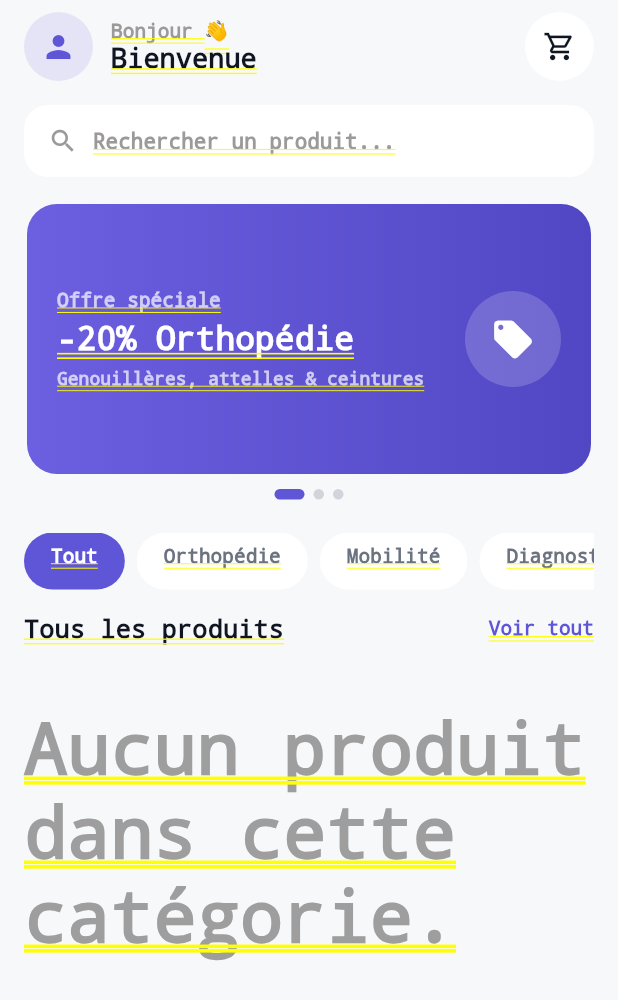
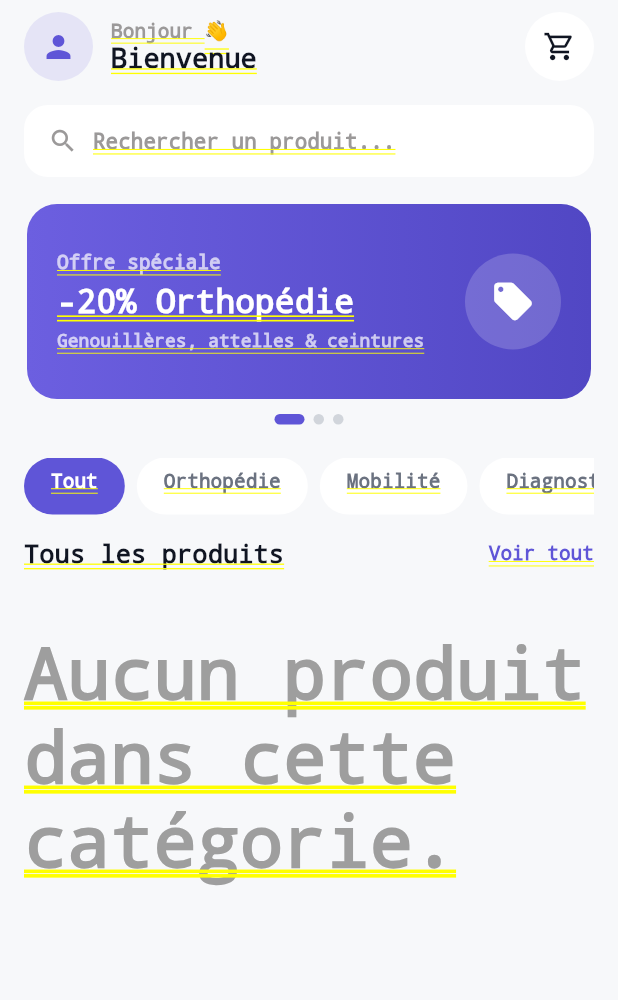
Before and after one commit to pfemoonbou-netizen/medicaclic, a Flutter app: the PharmacyScreen screen opened by its route, on a phone screen of 412 x 824 dp. Shown: the top 1000 px of the screen. Run offline on Flutter 3.47's test engine with Material 3 defaults, Android fonts, the phone set to English and light mode, and no system bars; our stand-ins replace file_picker, flutter_map, geolocator, go_router, image_picker, latlong2 and 1 more; accounts and stored records are empty; network calls fail.

Commit message:
Boutique: revenir a la hauteur de banniere d'origine (130px)
Co-Authored-By: Claude Opus 4.8 <noreply@anthropic.com>
Claude-Session: https://claude.ai/code/session_01Qugv98F72eF1ZMSTqq2YCm

```diff
--- a/lib/screens/pharmacy/add_banner_screen.dart
+++ b/lib/screens/pharmacy/add_banner_screen.dart
@@ -170,7 +170,7 @@ class _AddBannerScreenState extends State<AddBannerScreen> {
   Widget _preview() {
     final color = _colors[_colorHex] ?? _purple;
     return Container(
-      height: 180,
+      height: 130,
       clipBehavior: Clip.hardEdge,
       decoration: BoxDecoration(color: color, borderRadius: BorderRadius.circular(20)),
       child: Stack(
--- a/lib/screens/pharmacy/pharmacy_screen.dart
+++ b/lib/screens/pharmacy/pharmacy_screen.dart
@@ -215,7 +215,7 @@ class _PharmacyScreenState extends State<PharmacyScreen> {
     return Column(
       children: [
         SizedBox(
-          height: 180,
+          height: 130,
           child: PageView.builder(
             controller: _bannerController,
             itemCount: count,
```
